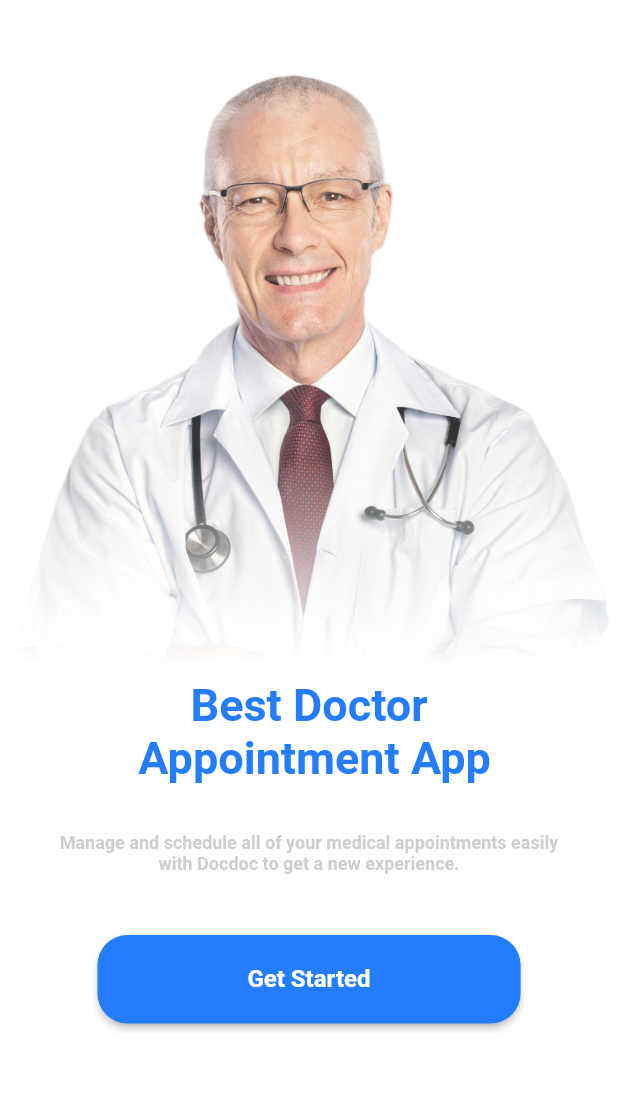
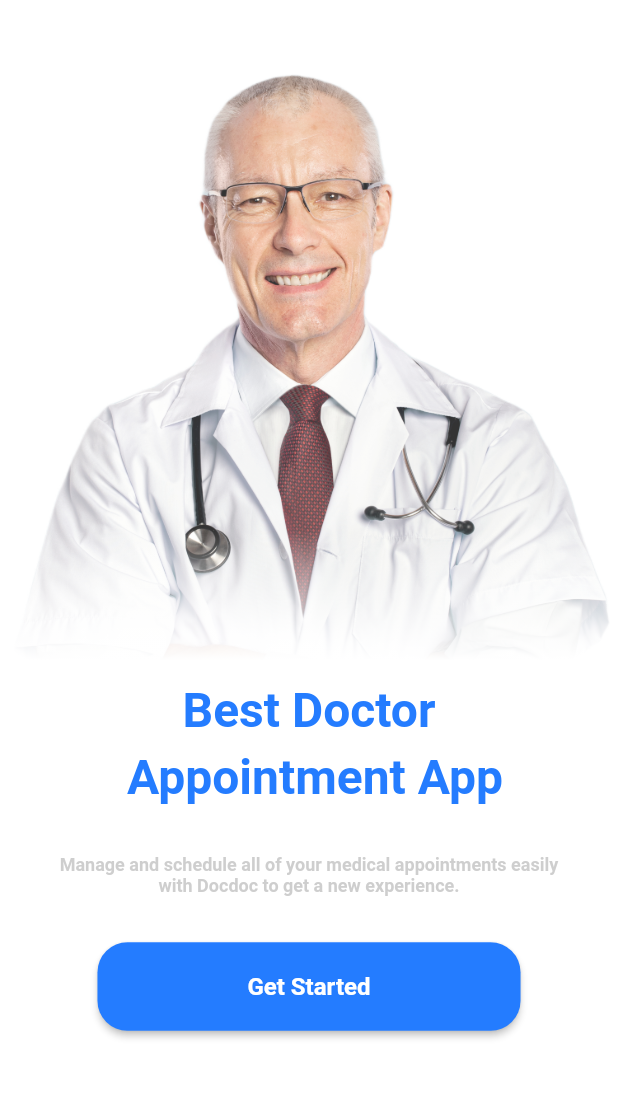
Before and after one commit to Hegazy02/doctorito, a Flutter app: the screen it shows after launch, on a phone screen of 412 x 824 dp, the part 106-1205 px from its top. Run offline on Flutter 3.47's test engine with Material 2 defaults, Android fonts, the phone set to English and light mode, and no system bars; our stand-ins replace flutter_screenutil, flutter_svg.

Commit message:
refactoirng doctor image with text widget

```diff
--- a/lib/core/theme/styles.dart
+++ b/lib/core/theme/styles.dart
@@ -2,8 +2,8 @@ import 'package:doctorito/core/theme/colors.dart';
 import 'package:flutter/material.dart';
 
 class Styles {
-  static const TextStyle style30PrimaryColorBold = TextStyle(
-    fontSize: 30,
+  static const TextStyle style32PrimaryColorBold = TextStyle(
+    fontSize: 32,
     fontWeight: FontWeight.bold,
     color: MyColors.primaryColor,
   );
--- a/lib/features/home/presentation/views/widgets/best_doctor_widget.dart
+++ b/lib/features/home/presentation/views/widgets/best_doctor_widget.dart
@@ -8,14 +8,14 @@ class BestDoctorWidget extends StatelessWidget {
 
   @override
   Widget build(BuildContext context) {
-    return const Positioned.fill(
-      bottom: 60,
+    return Positioned.fill(
+      bottom: 30,
       child: Align(
         alignment: Alignment.bottomCenter,
         child: Text(
           "Best Doctor \n Appointment App",
           textAlign: TextAlign.center,
-          style: Styles.style30PrimaryColorBold,
+          style: Styles.style32PrimaryColorBold.copyWith(height: 1.4),
         ),
       ),
     );
--- a/lib/features/home/presentation/views/widgets/doctor_image_with_text.dart
+++ b/lib/features/home/presentation/views/widgets/doctor_image_with_text.dart
@@ -1,5 +1,4 @@
 import 'package:doctorito/features/home/presentation/views/widgets/best_doctor_widget.dart';
-import 'package:doctorito/features/home/presentation/views/widgets/side_text_widget.dart';
 import 'package:flutter/material.dart';
 
 class DoctorImageWithText extends StatelessWidget {
@@ -11,32 +10,27 @@ class DoctorImageWithText extends StatelessWidget {
   Widget build(BuildContext context) {
     return Stack(
       children: [
-        ColorFiltered(
+        Container(
+          foregroundDecoration: BoxDecoration(
+              gradient: LinearGradient(
+                  colors: [
+                    Colors.white,
+                    Colors.white.withOpacity(0),
+                  ],
+                  end: Alignment.topCenter,
+                  begin: Alignment.bottomCenter,
+                  stops: const [0.24, 0.4])),
+          child: ColorFiltered(
             colorFilter: ColorFilter.mode(
               Colors.white.withOpacity(0.8),
               BlendMode.modulate,
             ),
             child: Image.asset(
-            "assets/images/Image.png",
+              "assets/images/onboarding_doctor.png",
             ),
           ),
-        Container(
-          width: double.infinity,
-          decoration: BoxDecoration(
-              gradient: LinearGradient(
-            colors: [
-              Colors.white.withOpacity(0),
-              Colors.white.withOpacity(0),
-              Colors.white.withOpacity(0),
-              Colors.white,
-              Colors.white,
-            ],
-            end: Alignment.bottomCenter,
-            begin: Alignment.topCenter,
-          )),
         ),
         const BestDoctorWidget(),
-        const SideTextWidget(),
       ],
     );
   }
--- a/lib/features/home/presentation/views/widgets/on_boarding_view_body.dart
+++ b/lib/features/home/presentation/views/widgets/on_boarding_view_body.dart
@@ -1,6 +1,7 @@
 import 'package:doctorito/features/home/presentation/views/widgets/custom_button.dart';
 import 'package:doctorito/features/home/presentation/views/widgets/doctor_image_with_text.dart';
 import 'package:doctorito/features/home/presentation/views/widgets/logo_widget.dart';
+import 'package:doctorito/features/home/presentation/views/widgets/side_text_widget.dart';
 import 'package:flutter/material.dart';
 import 'package:flutter_screenutil/flutter_screenutil.dart';
 
@@ -17,16 +18,12 @@ class OnBoardingViewBody extends StatelessWidget {
           SizedBox(
             height: 30.h,
           ),
-          const Expanded(
-            child: DoctorImageWithText(),
-          ),
+          const DoctorImageWithText(),
+          const SideTextWidget(),
           SizedBox(
-            height: 40.h,
+            height: 30.h,
           ),
           const CustomButton(),
-          SizedBox(
-            height: 40.h,
-          ),
         ],
       ),
     );
--- a/lib/features/home/presentation/views/widgets/side_text_widget.dart
+++ b/lib/features/home/presentation/views/widgets/side_text_widget.dart
@@ -8,17 +8,12 @@ class SideTextWidget extends StatelessWidget {
 
   @override
   Widget build(BuildContext context) {
-    return Positioned.fill(
-      child: Align(
-        alignment: Alignment.bottomCenter,
-        child: Padding(
-          padding: const EdgeInsets.symmetric(horizontal: 30),
-          child: Text(
-            "Manage and schedule all of your medical appointments easily with Docdoc to get a new experience.",
-            style: Styles.style12dGreyBold,
-            textAlign: TextAlign.center,
-          ),
-        ),
+    return Padding(
+      padding: const EdgeInsets.symmetric(horizontal: 30),
+      child: Text(
+        "Manage and schedule all of your medical appointments easily with Docdoc to get a new experience.",
+        style: Styles.style12dGreyBold,
+        textAlign: TextAlign.center,
       ),
     );
   }
```
Also changed, not shown: assets/images/onboarding_doctor.png (renamed from assets/images/Image.png). Lines whose indentation alone changed are shown as unchanged.
